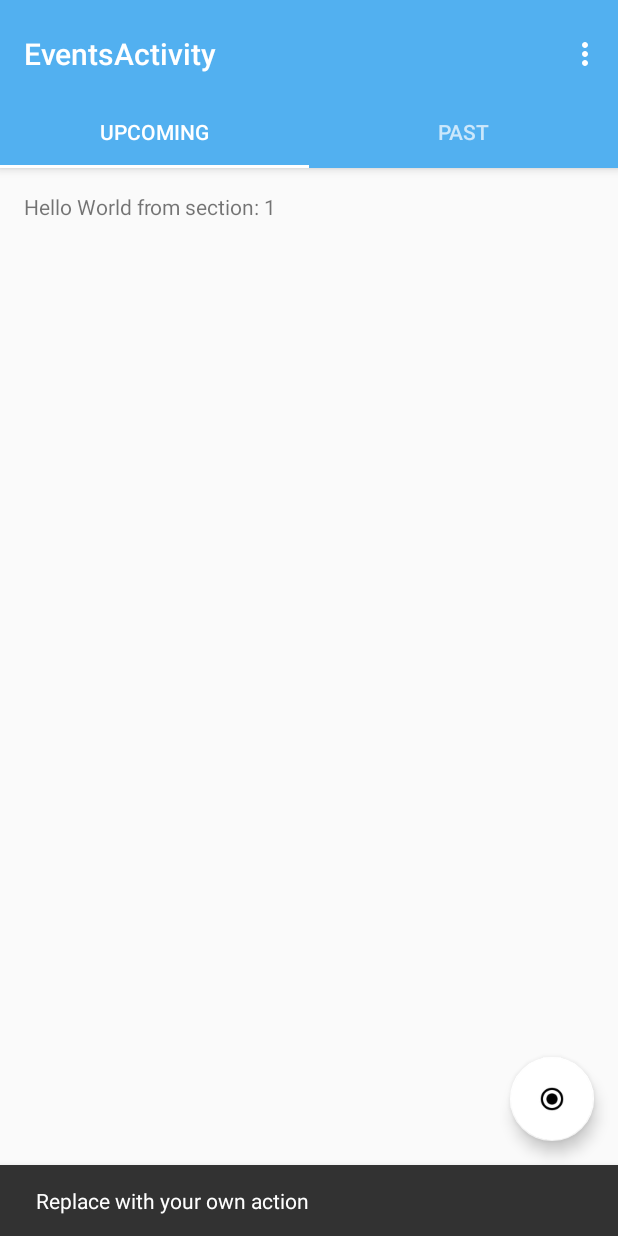
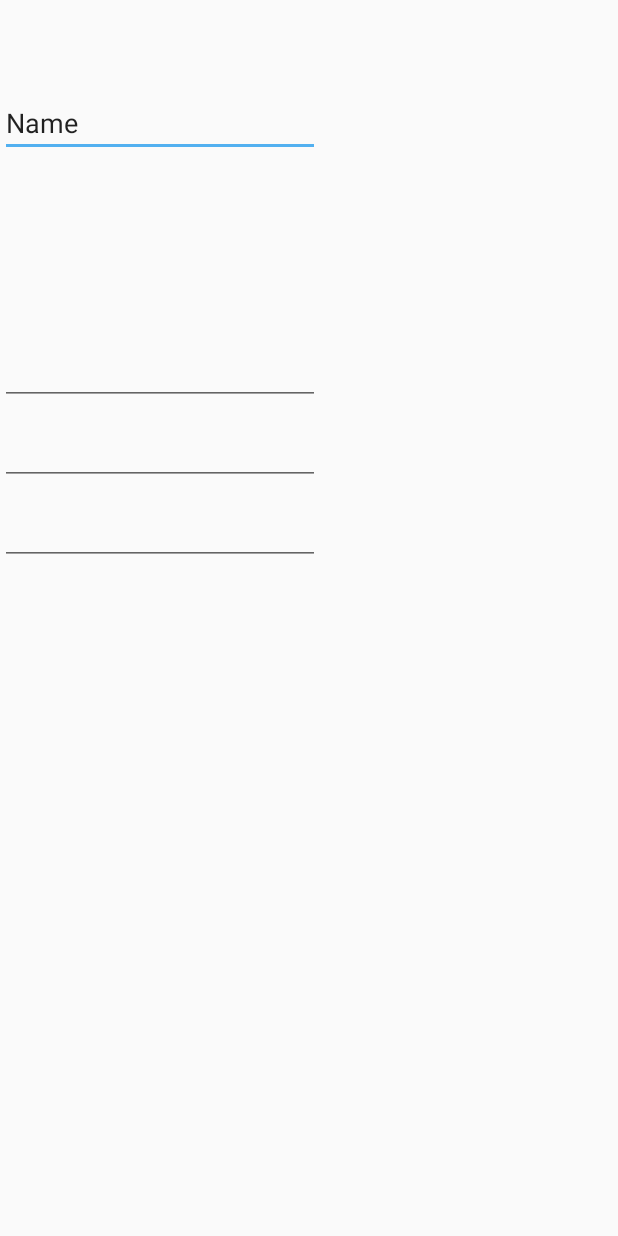
Before and after one commit to coach-plus/android, an Android app: the EventsActivity screen opened directly, with no data from a screen before it, after a tap on an icon or button, on a phone screen of 412 x 824 dp. Run offline under Robolectric (Android 15) with nearby library versions, the phone set to English and light mode, and no system bars.

Commit message:
create event

```diff
--- a/app/src/main/AndroidManifest.xml
+++ b/app/src/main/AndroidManifest.xml
@@ -42,7 +42,8 @@
         <activity
             android:name=".EventsActivity"
             android:label="@string/title_activity_events"
-            android:theme="@style/AppTheme"></activity>
+            android:theme="@style/AppTheme" />
+        <activity android:name=".dev.CreateEventActivity"></activity>
     </application>
 
 </manifest>
--- a/app/src/main/java/com/mathandoro/coachplus/EventsActivity.java
+++ b/app/src/main/java/com/mathandoro/coachplus/EventsActivity.java
@@ -1,5 +1,6 @@
 package com.mathandoro.coachplus;
 
+import android.content.Intent;
 import android.support.design.widget.TabLayout;
 import android.support.design.widget.FloatingActionButton;
 import android.support.design.widget.Snackbar;
@@ -20,6 +21,7 @@ import android.view.ViewGroup;
 import android.widget.TextView;
 
 import com.mathandoro.coachplus.R;
+import com.mathandoro.coachplus.dev.CreateEventActivity;
 
 public class EventsActivity extends AppCompatActivity {
 
@@ -47,8 +49,8 @@ public class EventsActivity extends AppCompatActivity {
         fab.setOnClickListener(new View.OnClickListener() {
             @Override
             public void onClick(View view) {
-                Snackbar.make(view, "Replace with your own action", Snackbar.LENGTH_LONG)
-                        .setAction("Action", null).show();
+              Intent intent = new Intent(EventsActivity.this, CreateEventActivity.class);
+                startActivity(intent);
             }
         });
 
--- /dev/null
+++ b/app/src/main/java/com/mathandoro/coachplus/dev/CreateEventActivity.java
@@ -0,0 +1,45 @@
+package com.mathandoro.coachplus.dev;
+
+import android.app.DatePickerDialog;
+import android.os.Debug;
+import android.support.v7.app.AppCompatActivity;
+import android.os.Bundle;
+import android.util.Log;
+import android.widget.DatePicker;
+
+import com.mathandoro.coachplus.R;
+
+import java.util.Calendar;
+
+public class CreateEventActivity extends AppCompatActivity implements DatePickerDialog.OnDateSetListener {
+
+    DatePickerDialog datePickerDialog = null;
+
+    @Override
+    protected void onCreate(Bundle savedInstanceState) {
+        super.onCreate(savedInstanceState);
+        setContentView(R.layout.activity_create_event);
+
+        showDatePicker();
+    }
+
+    void showDatePicker(){
+        Calendar mcurrentDate = Calendar.getInstance();
+        int mYear = mcurrentDate.get(Calendar.YEAR);
+        int mMonth = mcurrentDate.get(Calendar.MONTH);
+        int mDay = mcurrentDate.get(Calendar.DAY_OF_MONTH);
+
+        datePickerDialog = new DatePickerDialog(CreateEventActivity.this, this, mYear, mMonth, mDay);
+        datePickerDialog.setTitle("Select Date");
+        datePickerDialog.show();
+    }
+
+    @Override
+    public void onDateSet(DatePicker datePicker, int i, int i1, int i2) {
+        Log.d("test", "test");
+        /*      Your code   to get date and time    */
+        // lselectedmonth = selectedmonth + 1;
+        datePickerDialog.hide();
+        //eReminderDate.setText("" + selectedday + "/" + selectedmonth + "/" + selectedyear);
+    }
+}
--- /dev/null
+++ b/app/src/main/res/layout/activity_create_event.xml
@@ -0,0 +1,50 @@
+<?xml version="1.0" encoding="utf-8"?>
+<android.support.constraint.ConstraintLayout xmlns:android="http://schemas.android.com/apk/res/android"
+    xmlns:app="http://schemas.android.com/apk/res-auto"
+    xmlns:tools="http://schemas.android.com/tools"
+    android:layout_width="match_parent"
+    android:layout_height="match_parent"
+    tools:context="com.mathandoro.coachplus.dev.CreateEventActivity">
+
+    <EditText
+        android:id="@+id/editText"
+        android:layout_width="wrap_content"
+        android:layout_height="wrap_content"
+        android:ems="10"
+        android:inputType="textPersonName"
+        android:text="Name"
+        tools:layout_editor_absoluteX="85dp"
+        app:layout_constraintTop_toTopOf="parent"
+        android:layout_marginTop="59dp" />
+
+    <EditText
+        android:id="@+id/editText2"
+        android:layout_width="213dp"
+        android:layout_height="90dp"
+        android:layout_marginTop="75dp"
+        android:ems="10"
+        android:inputType="textMultiLine"
+        android:singleLine="false"
+        app:layout_constraintTop_toBottomOf="@+id/editText"
+        tools:layout_editor_absoluteX="86dp" />
+
+    <EditText
+        android:id="@+id/editText3"
+        android:layout_width="wrap_content"
+        android:layout_height="wrap_content"
+        android:ems="10"
+        android:inputType="date"
+        tools:layout_editor_absoluteX="84dp"
+        android:layout_marginTop="8dp"
+        app:layout_constraintTop_toBottomOf="@+id/editText2" />
+
+    <EditText
+        android:id="@+id/editText4"
+        android:layout_width="wrap_content"
+        android:layout_height="wrap_content"
+        android:ems="10"
+        android:inputType="time"
+        tools:layout_editor_absoluteX="84dp"
+        android:layout_marginTop="8dp"
+        app:layout_constraintTop_toBottomOf="@+id/editText3" />
+</android.support.constraint.ConstraintLayout>
--- a/app/src/main/res/layout/activity_events.xml
+++ b/app/src/main/res/layout/activity_events.xml
@@ -45,6 +45,6 @@
         android:layout_height="wrap_content"
         android:layout_gravity="end|bottom"
         android:layout_margin="@dimen/fab_margin"
-        android:src="@drawable/abc_btn_radio_to_on_mtrl_015" />
+        app:src="@mipmap/ic_today_white_48dp" />
 
 </android.support.design.widget.CoordinatorLayout>
--- a/app/src/main/res/values/colors.xml
+++ b/app/src/main/res/values/colors.xml
@@ -2,5 +2,5 @@
 <resources>
     <color name="colorPrimary">#52b0f0</color>
     <color name="colorPrimaryDark">#265c7f</color>
-    <color name="colorAccent">#FFFFFF</color>
+    <color name="colorAccent">#52b0f0</color>
 </resources>
```
Also changed, not shown: app/src/main/res/mipmap-xxxhdpi/ic_today_white_48dp.png (added).
